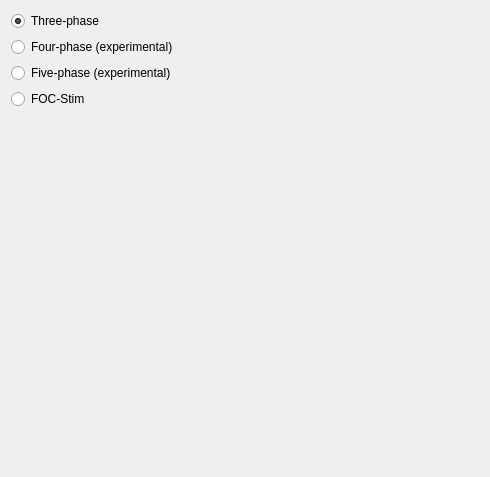
Qt form designer/device_wizard/type_select.ui (diglet48/restim) before a commit.
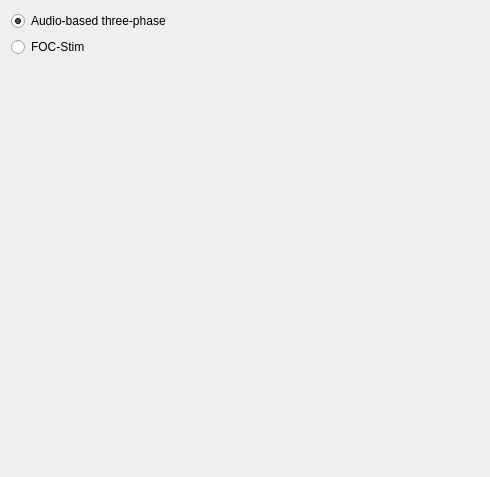
The same form after that commit.

Commit message:
Remove audio 4/5 phase.
4/5 phase was a feature that was far ahead of its time. Unfortunately
its time never came due to hardware limitations. I'm removing the code
to make mental space for upcoming hardware.

Patch:
```diff
--- a/designer/device_wizard/type_select.ui
+++ b/designer/device_wizard/type_select.ui
@@ -20,7 +20,7 @@
    <item row="0" column="0">
     <widget class="QRadioButton" name="three_phase_radio">
      <property name="text">
-      <string>Three-phase</string>
+      <string>Audio-based three-phase</string>
      </property>
      <property name="checked">
       <bool>true</bool>
@@ -28,20 +28,13 @@
     </widget>
    </item>
    <item row="1" column="0">
-    <widget class="QRadioButton" name="four_phase_radio">
+    <widget class="QRadioButton" name="focstim_radio">
      <property name="text">
-      <string>Four-phase (experimental)</string>
+      <string>FOC-Stim</string>
      </property>
     </widget>
    </item>
    <item row="2" column="0">
-    <widget class="QRadioButton" name="five_phase_radio">
-     <property name="text">
-      <string>Five-phase (experimental)</string>
-     </property>
-    </widget>
-   </item>
-   <item row="4" column="0">
     <spacer name="verticalSpacer">
      <property name="orientation">
       <enum>Qt::Vertical</enum>
@@ -54,13 +47,6 @@
      </property>
     </spacer>
    </item>
-   <item row="3" column="0">
-    <widget class="QRadioButton" name="focstim_radio">
-     <property name="text">
-      <string>FOC-Stim</string>
-     </property>
-    </widget>
-   </item>
   </layout>
  </widget>
  <resources/>
```
The commit also changes 23 other files.
